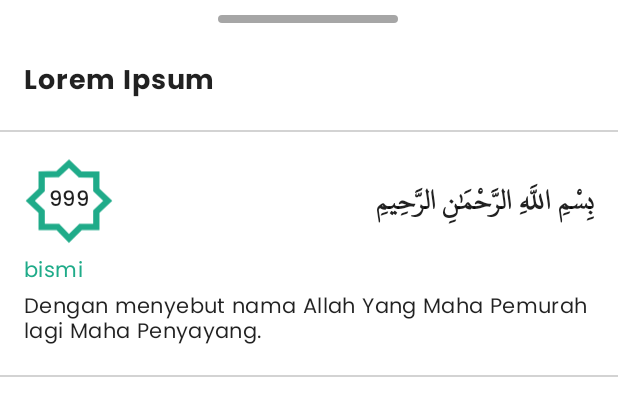
After one commit to oratakashi/MyQuran-app, an Android app: the layout fragment_context_dialog.xml on its own in the app's theme, with its tools: preview values and no code run, on a phone screen of 412 x 824 dp. The commit adds this screen. Shown: the top 416 px of the screen. Run offline under Robolectric (Android 15) with nearby library versions, the phone set to English and light mode, and no system bars.

Commit message:
feature: Add Context Dialog

```diff
--- a/app/src/main/AndroidManifest.xml
+++ b/app/src/main/AndroidManifest.xml
@@ -1,7 +1,6 @@
 <?xml version="1.0" encoding="utf-8"?>
 <manifest xmlns:android="http://schemas.android.com/apk/res/android"
-    xmlns:tools="http://schemas.android.com/tools"
-    package="com.oratakashi.myquran">
+    xmlns:tools="http://schemas.android.com/tools">
 
     <uses-permission android:name="android.permission.INTERNET"/>
 
--- a/app/src/main/java/com/oratakashi/myquran/data/QuranDataSource.kt
+++ b/app/src/main/java/com/oratakashi/myquran/data/QuranDataSource.kt
@@ -1,8 +1,8 @@
 package com.oratakashi.myquran.data
 
 import android.annotation.SuppressLint
-import com.oratakashi.myquran.data.db.AyatDao
-import com.oratakashi.myquran.data.db.SurahDao
+import com.oratakashi.myquran.data.db.dao.AyatDao
+import com.oratakashi.myquran.data.db.dao.SurahDao
 import com.oratakashi.myquran.data.model.ayat.AyatEntity
 import com.oratakashi.myquran.data.model.surah.SurahEntity
 import com.oratakashi.myquran.data.web.QuranApi
--- a/app/src/main/java/com/oratakashi/myquran/data/db/QuranDatabase.kt
+++ b/app/src/main/java/com/oratakashi/myquran/data/db/QuranDatabase.kt
@@ -4,6 +4,8 @@ import android.content.Context
 import androidx.room.Database
 import androidx.room.Room
 import androidx.room.RoomDatabase
+import com.oratakashi.myquran.data.db.dao.AyatDao
+import com.oratakashi.myquran.data.db.dao.SurahDao
 import com.oratakashi.myquran.data.model.ayat.AyatEntity
 import com.oratakashi.myquran.data.model.surah.SurahEntity
 
--- a/app/src/main/java/com/oratakashi/myquran/data/db/AyatDao.kt
+++ b/app/src/main/java/com/oratakashi/myquran/data/db/dao/AyatDao.kt
@@ -1,4 +1,4 @@
-package com.oratakashi.myquran.data.db
+package com.oratakashi.myquran.data.db.dao
 
 import androidx.room.Dao
 import androidx.room.Insert
--- a/app/src/main/java/com/oratakashi/myquran/data/db/SurahDao.kt
+++ b/app/src/main/java/com/oratakashi/myquran/data/db/dao/SurahDao.kt
@@ -1,4 +1,4 @@
-package com.oratakashi.myquran.data.db
+package com.oratakashi.myquran.data.db.dao
 
 import androidx.room.Dao
 import androidx.room.Insert
--- a/app/src/main/java/com/oratakashi/myquran/presentation/abstaction/BaseFragment.kt
+++ b/app/src/main/java/com/oratakashi/myquran/presentation/abstraction/BaseFragment.kt
@@ -1,4 +1,4 @@
-package com.oratakashi.myquran.presentation.abstaction
+package com.oratakashi.myquran.presentation.abstraction
 
 import android.os.Bundle
 import android.view.LayoutInflater
--- a/app/src/main/java/com/oratakashi/myquran/presentation/menu/detail/dialog/InfoDialogFragment.kt
+++ b/app/src/main/java/com/oratakashi/myquran/presentation/menu/detail/dialog/infodialog/InfoDialogFragment.kt
@@ -1,4 +1,4 @@
-package com.oratakashi.myquran.presentation.menu.detail.dialog
+package com.oratakashi.myquran.presentation.menu.detail.dialog.infodialog
 
 import android.os.Build
 import android.os.Bundle
--- a/app/src/main/java/com/oratakashi/myquran/presentation/menu/main/MainFragment.kt
+++ b/app/src/main/java/com/oratakashi/myquran/presentation/menu/main/MainFragment.kt
@@ -4,9 +4,8 @@ import androidx.lifecycle.lifecycleScope
 import androidx.recyclerview.widget.DividerItemDecoration
 import androidx.recyclerview.widget.LinearLayoutManager
 import com.oratakashi.myquran.databinding.FragmentMainBinding
-import com.oratakashi.myquran.domain.model.ayat.Ayat
 import com.oratakashi.myquran.domain.model.surah.Surah
-import com.oratakashi.myquran.presentation.abstaction.BaseFragment
+import com.oratakashi.myquran.presentation.abstraction.BaseFragment
 import com.oratakashi.myquran.presentation.navigation.MainNavigation
 import com.oratakashi.myquran.utility.addObservers
 import com.oratakashi.myquran.utility.navigation
@@ -15,7 +14,6 @@ import com.oratakashi.viewbinding.core.tools.showDefaultLayout
 import com.oratakashi.viewbinding.core.tools.showLoadingLayout
 import com.oratakashi.viewbinding.core.tools.toast
 import kotlinx.coroutines.flow.StateFlow
-import kotlinx.coroutines.flow.collect
 import kotlinx.coroutines.launch
 import org.koin.androidx.viewmodel.ext.android.viewModel
 
--- a/app/src/main/java/com/oratakashi/myquran/presentation/menu/splash/SplashFragment.kt
+++ b/app/src/main/java/com/oratakashi/myquran/presentation/menu/splash/SplashFragment.kt
@@ -2,7 +2,7 @@ package com.oratakashi.myquran.presentation.menu.splash
 
 import androidx.lifecycle.lifecycleScope
 import com.oratakashi.myquran.databinding.FragmentSplashBinding
-import com.oratakashi.myquran.presentation.abstaction.BaseFragment
+import com.oratakashi.myquran.presentation.abstraction.BaseFragment
 import com.oratakashi.myquran.presentation.navigation.MainNavigation
 import com.oratakashi.myquran.utility.navigation
 import com.oratakashi.viewbinding.core.binding.fragment.viewBinding
--- /dev/null
+++ b/app/src/main/res/layout/fragment_context_dialog.xml
@@ -0,0 +1,129 @@
+<?xml version="1.0" encoding="utf-8"?>
+<LinearLayout xmlns:android="http://schemas.android.com/apk/res/android"
+    xmlns:app="http://schemas.android.com/apk/res-auto"
+    xmlns:tools="http://schemas.android.com/tools"
+    android:layout_width="match_parent"
+    android:layout_height="match_parent"
+    android:orientation="vertical"
+    tools:context=".presentation.menu.detail.dialog.contextdialog.ContextDialogFragment">
+
+    <androidx.constraintlayout.widget.ConstraintLayout
+        android:layout_width="match_parent"
+        android:layout_height="wrap_content">
+
+        <View
+            android:id="@+id/view3"
+            android:layout_width="@dimen/dimen_120dp"
+            android:layout_height="@dimen/dimen_5dp"
+            android:layout_marginTop="10dp"
+            android:background="@drawable/ic_bottom_sheet_handler"
+            app:layout_constraintEnd_toEndOf="parent"
+            app:layout_constraintHorizontal_bias="0.497"
+            app:layout_constraintStart_toStartOf="parent"
+            app:layout_constraintTop_toTopOf="parent" />
+
+        <TextView
+            android:id="@+id/tvName"
+            android:layout_width="0dp"
+            android:layout_height="wrap_content"
+            android:layout_marginHorizontal="@dimen/dimen_16dp"
+            android:layout_marginTop="@dimen/dimen_24dp"
+            android:textAppearance="?attr/bodyLargeBold"
+            app:layout_constraintStart_toStartOf="parent"
+            app:layout_constraintTop_toBottomOf="@+id/view3"
+            tools:text="@string/foo" />
+
+        <View
+            android:id="@+id/view4"
+            android:layout_width="match_parent"
+            android:layout_height="@dimen/dimen_1dp"
+            android:layout_marginTop="@dimen/dimen_16dp"
+            android:background="@color/black5"
+            app:layout_constraintEnd_toEndOf="parent"
+            app:layout_constraintStart_toStartOf="parent"
+            app:layout_constraintTop_toBottomOf="@+id/tvName" />
+    </androidx.constraintlayout.widget.ConstraintLayout>
+
+    <androidx.core.widget.NestedScrollView
+        android:layout_width="match_parent"
+        android:layout_height="wrap_content">
+
+        <LinearLayout
+            android:layout_width="match_parent"
+            android:layout_height="wrap_content"
+            android:orientation="vertical">
+
+            <androidx.constraintlayout.widget.ConstraintLayout
+                android:layout_width="match_parent"
+                android:layout_height="wrap_content"
+                android:layout_marginTop="@dimen/dimen_16dp">
+
+                <ImageView
+                    android:id="@+id/ivBgSurah"
+                    android:layout_width="@dimen/dimen_60dp"
+                    android:layout_height="@dimen/dimen_60dp"
+                    android:layout_marginStart="@dimen/dimen_16dp"
+                    android:src="@drawable/ic_surah_bg"
+                    app:layout_constraintStart_toStartOf="parent"
+                    app:layout_constraintTop_toTopOf="parent"
+                    tools:ignore="ContentDescription" />
+
+                <TextView
+                    android:id="@+id/tvSurahNumber"
+                    android:layout_width="wrap_content"
+                    android:layout_height="wrap_content"
+                    android:textAppearance="?attr/bodySmallMedium"
+                    app:layout_constraintBottom_toBottomOf="@+id/ivBgSurah"
+                    app:layout_constraintEnd_toEndOf="@+id/ivBgSurah"
+                    app:layout_constraintStart_toStartOf="@+id/ivBgSurah"
+                    app:layout_constraintTop_toTopOf="@+id/ivBgSurah"
+                    tools:text="999" />
+
+                <TextView
+                    android:id="@+id/tvAyat"
+                    android:layout_width="0dp"
+                    android:layout_height="wrap_content"
+                    android:layout_marginStart="@dimen/dimen_10dp"
+                    android:layout_marginEnd="@dimen/dimen_16dp"
+                    android:textAppearance="?attr/bodyUtsmaniRegular"
+                    android:textStyle="bold"
+                    app:layout_constraintBottom_toBottomOf="@+id/ivBgSurah"
+                    app:layout_constraintEnd_toEndOf="parent"
+                    app:layout_constraintStart_toEndOf="@+id/ivBgSurah"
+                    app:layout_constraintTop_toTopOf="@+id/ivBgSurah"
+                    tools:text="بِسْمِ اللَّهِ الرَّحْمَٰنِ الرَّحِيمِ" />
+
+                <TextView
+                    android:id="@+id/tvLatin"
+                    android:layout_width="0dp"
+                    android:layout_height="wrap_content"
+                    android:layout_marginTop="@dimen/dimen_5dp"
+                    android:layout_marginHorizontal="@dimen/dimen_16dp"
+                    android:textAppearance="?attr/bodySmallRegular"
+                    android:textColor="?attr/colorPrimary"
+                    app:layout_constraintEnd_toEndOf="parent"
+                    app:layout_constraintStart_toStartOf="parent"
+                    app:layout_constraintTop_toBottomOf="@+id/ivBgSurah"
+                    tools:text="bismi" />
+
+                <TextView
+                    android:id="@+id/tvTranslation"
+                    android:layout_width="0dp"
+                    android:layout_height="wrap_content"
+                    android:layout_marginHorizontal="@dimen/dimen_16dp"
+                    android:textAppearance="?attr/bodySmallRegular"
+                    app:layout_constraintEnd_toEndOf="parent"
+                    app:layout_constraintStart_toStartOf="parent"
+                    app:layout_constraintTop_toBottomOf="@+id/tvLatin"
+                    tools:text="Dengan menyebut nama Allah Yang Maha Pemurah lagi Maha Penyayang." />
+            </androidx.constraintlayout.widget.ConstraintLayout>
+
+            <View
+                android:layout_width="match_parent"
+                android:layout_height="@dimen/dimen_1dp"
+                android:layout_marginTop="@dimen/dimen_16dp"
+                android:background="@color/black5"/>
+        </LinearLayout>
+    </androidx.core.widget.NestedScrollView>
+
+</LinearLayout>
--- a/app/src/main/res/layout/fragment_detail.xml
+++ b/app/src/main/res/layout/fragment_detail.xml
@@ -117,7 +117,8 @@
                 android:id="@+id/msvDetail"
                 android:layout_width="match_parent"
                 android:layout_height="0dp"
-                app:msv_viewState="loading"
+                app:msv_viewState="content"
+                tools:msv_viewState="loading"
                 app:msv_animateViewChanges="true"
                 app:msv_loadingView="@layout/layout_loading"
                 android:layout_marginTop="@dimen/dimen_16dp"
--- a/app/src/main/res/layout/fragment_info_dialog.xml
+++ b/app/src/main/res/layout/fragment_info_dialog.xml
@@ -5,7 +5,7 @@
     android:layout_width="match_parent"
     android:layout_height="match_parent"
     android:orientation="vertical"
-    tools:context=".presentation.menu.detail.dialog.InfoDialogFragment">
+    tools:context=".presentation.menu.detail.dialog.infodialog.InfoDialogFragment">
 
     <androidx.constraintlayout.widget.ConstraintLayout
         android:layout_width="wrap_content"
--- a/app/src/main/res/layout/fragment_main.xml
+++ b/app/src/main/res/layout/fragment_main.xml
@@ -135,7 +135,8 @@
                 android:layout_height="wrap_content"
                 android:layout_marginTop="@dimen/dimen_16dp"
                 app:msv_loadingView="@layout/layout_loading"
-                app:msv_viewState="loading"
+                app:msv_viewState="content"
+                tools:msv_viewState="loading"
                 app:msv_animateViewChanges="true"
                 app:layout_constraintEnd_toEndOf="parent"
                 app:layout_constraintStart_toStartOf="parent"
--- a/app/src/main/res/values/strings.xml
+++ b/app/src/main/res/values/strings.xml
@@ -8,6 +8,7 @@
     <string name="label_continue">Lanjutkan</string>
     <string name="label_surah_list">Daftar Surah</string>
     <string name="placeholder_surah_desc">%1$s - %2$s Ayat</string>
+    <string name="placeholder_surah_name">QS: %1$s</string>
     <string name="foo">Lorem Ipsum</string>
     <string name="label_information">Informasi</string>
 </resources>
--- a/build.gradle
+++ b/build.gradle
@@ -1,7 +1,7 @@
 // Top-level build file where you can add configuration options common to all sub-projects/modules.
 plugins {
-    id 'com.android.application' version '7.2.2' apply false
-    id 'com.android.library' version '7.2.2' apply false
+    id 'com.android.application' version '7.3.1' apply false
+    id 'com.android.library' version '7.3.1' apply false
     id 'org.jetbrains.kotlin.android' version '1.7.10' apply false
     id 'androidx.navigation.safeargs.kotlin' version '2.4.2' apply false
 }
```
Also changed, not shown: app/build.gradle (+7 -6 lines), app/src/main/java/com/oratakashi/myquran/presentation/menu/detail/AyatAdapter.kt (+6 -1 lines), app/src/main/java/com/oratakashi/myquran/presentation/menu/detail/DetailFragment.kt (+9 -3 lines), app/src/main/java/com/oratakashi/myquran/presentation/menu/detail/dialog/contextdialog/ContextDialogFragment.kt (added, +50 -0 lines), app/src/main/res/drawable/ic_copy.xml (added, +13 -0 lines), gradle/wrapper/gradle-wrapper.properties.
